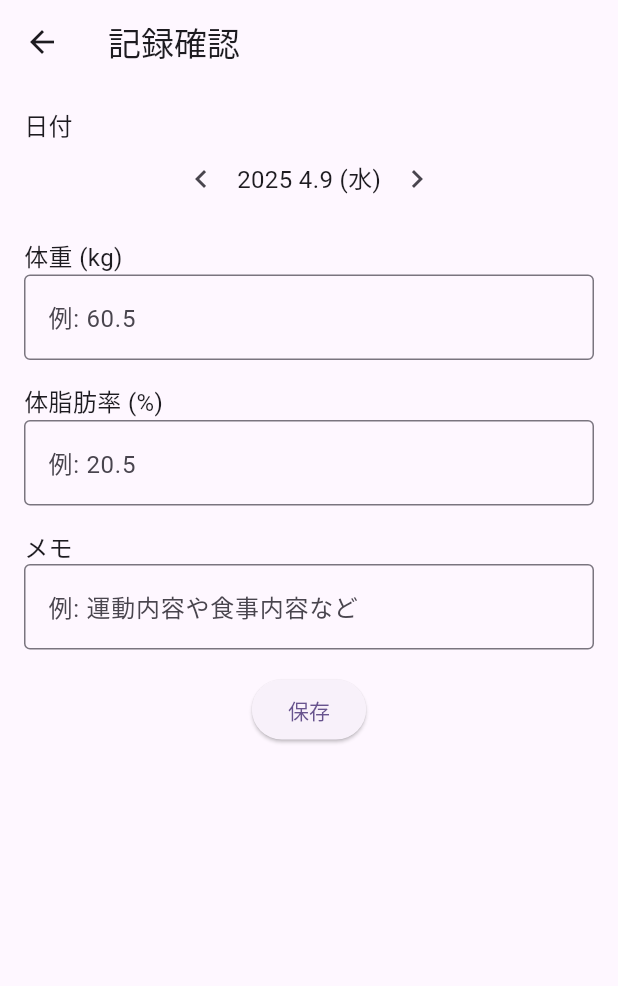
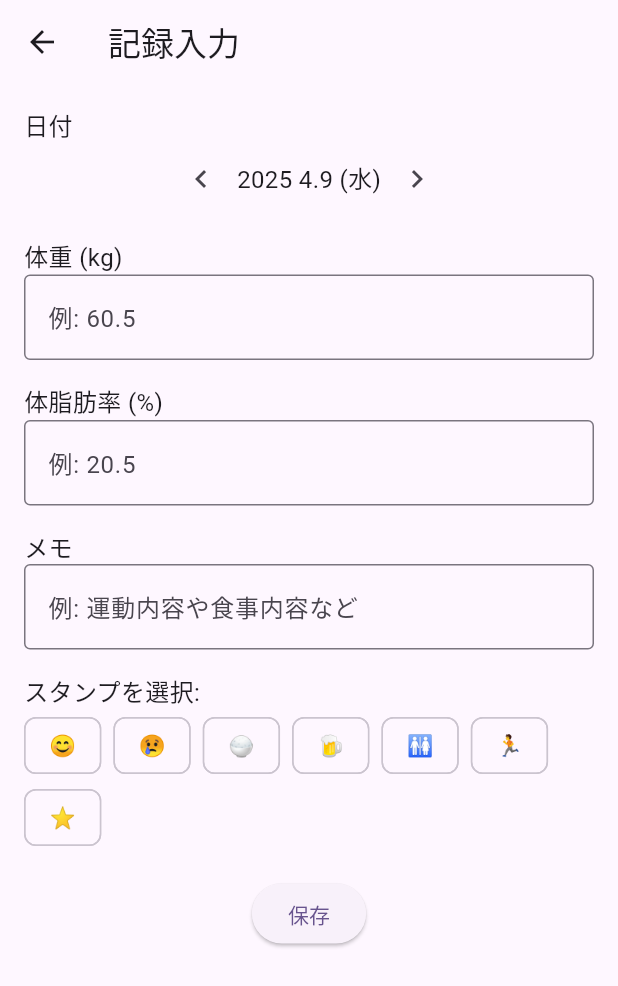
Before and after one commit to Moyuchiiii/Dietapp, a Flutter app: the InputScreen screen opened directly, on a phone screen of 412 x 824 dp. Shown: the top 986 px of the screen. Run offline on Flutter 3.47's test engine with Material 3 defaults, Android fonts, the phone set to English and light mode, and no system bars; our stand-ins replace fl_chart, sqflite, table_calendar; accounts and stored records are empty.

Commit message:
スタンプを設定できるように

```diff
--- a/flutter_dietapp/lib/calendar_screen.dart
+++ b/flutter_dietapp/lib/calendar_screen.dart
@@ -14,11 +14,13 @@ class _CalendarScreenState extends State<CalendarScreen> {
   DateTime _focusedDay = DateTime.now();
   DateTime? _selectedDay;
   Map<String, String> _weightData = {};
+  Map<String, String> _stampData = {}; // スタンプデータを保持するマップ
 
   @override
   void initState() {
     super.initState();
     _loadWeightData();
+    _loadStampData(); // スタンプデータを読み込む
   }
 
   Future<void> _loadWeightData() async {
@@ -30,6 +32,19 @@ class _CalendarScreenState extends State<CalendarScreen> {
       _weightData = {
         for (var record in records)
           record['date'] as String: record['weight'].toString()
+      };
+    });
+  }
+
+  Future<void> _loadStampData() async {
+    final dbHelper = DatabaseHelper();
+    final db = await dbHelper.database;
+    final records = await db.query('daily_stamps'); // スタンプデータを取得するテーブル
+
+    setState(() {
+      _stampData = {
+        for (var record in records)
+          record['date'] as String: record['stamp'].toString()
       };
     });
   }
@@ -107,6 +122,7 @@ class _CalendarScreenState extends State<CalendarScreen> {
                   final formattedDate =
                       '${day.year.toString().padLeft(4, '0')}-${day.month.toString().padLeft(2, '0')}-${day.day.toString().padLeft(2, '0')}';
                   final weight = _weightData[formattedDate];
+                  final stamp = _stampData[formattedDate]; // スタンプデータを取得
                   return Container(
                     alignment: Alignment.topCenter,
                     padding: const EdgeInsets.all(4.0),
@@ -114,9 +130,10 @@ class _CalendarScreenState extends State<CalendarScreen> {
                       border: Border.all(color: Colors.grey, width: 0.5),
                     ),
                     child: Column(
-                      mainAxisAlignment: MainAxisAlignment.spaceBetween,
+                      mainAxisAlignment: MainAxisAlignment.start,
                       children: [
                         Text(day.day.toString(), style: const TextStyle(fontSize: 16)),
+                        if (stamp != null) Text(stamp, style: const TextStyle(fontSize: 16)), // スタンプを表示
                         if (weight != null)
                           Text(
                             '$weight kg',
@@ -130,6 +147,7 @@ class _CalendarScreenState extends State<CalendarScreen> {
                   final formattedDate =
                       '${day.year.toString().padLeft(4, '0')}-${day.month.toString().padLeft(2, '0')}-${day.day.toString().padLeft(2, '0')}';
                   final weight = _weightData[formattedDate];
+                  final stamp = _stampData[formattedDate]; // スタンプデータを取得
                   return Container(
                     alignment: Alignment.topCenter,
                     padding: const EdgeInsets.all(4.0),
@@ -146,6 +164,7 @@ class _CalendarScreenState extends State<CalendarScreen> {
                             fontWeight: FontWeight.bold,
                           ),
                         ),
+                        if (stamp != null) Text(stamp, style: const TextStyle(fontSize: 16)), // スタンプを表示
                         if (weight != null)
                           Text(
                             '$weight kg',
@@ -159,6 +178,7 @@ class _CalendarScreenState extends State<CalendarScreen> {
                   final formattedDate =
                       '${day.year.toString().padLeft(4, '0')}-${day.month.toString().padLeft(2, '0')}-${day.day.toString().padLeft(2, '0')}';
                   final weight = _weightData[formattedDate];
+                  final stamp = _stampData[formattedDate]; // スタンプデータを取得
                   return AnimatedContainer(
                     duration: const Duration(milliseconds: 250),
                     alignment: Alignment.topCenter,
@@ -168,7 +188,7 @@ class _CalendarScreenState extends State<CalendarScreen> {
                       border: Border.all(color: Colors.deepPurple, width: 1.0),
                     ),
                     child: Column(
-                      mainAxisAlignment: MainAxisAlignment.spaceBetween,
+                      mainAxisAlignment: MainAxisAlignment.start,
                       children: [
                         Text(
                           day.day.toString(),
@@ -178,6 +198,7 @@ class _CalendarScreenState extends State<CalendarScreen> {
                             color: Colors.deepPurple,
                           ),
                         ),
+                        if (stamp != null) Text(stamp, style: const TextStyle(fontSize: 16)), // スタンプを表示
                         if (weight != null)
                           Text(
                             '$weight kg',
--- a/flutter_dietapp/lib/input_screen.dart
+++ b/flutter_dietapp/lib/input_screen.dart
@@ -15,6 +15,8 @@ class _InputScreenState extends State<InputScreen> {
   final TextEditingController _memoController = TextEditingController();
   DateTime _selectedDate = DateTime.now();
   int? _recordId; // 既存データのIDを保持
+  final List<String> _stamps = ['😊', '😢', '🍚', '🍺', '🚻', '🏃', '⭐'];
+  String? _selectedStamp; // 選択されたスタンプ
 
   @override
   void initState() {
@@ -63,6 +65,7 @@ class _InputScreenState extends State<InputScreen> {
         _weightController.text = records['weight'].toString(); // 体重を入力
         _bodyFatController.text = records['body_fat'].toString(); // 体脂肪率を入力
         _memoController.text = records['memo'] ?? ''; // メモを入力
+        _selectedStamp = records['stamp']; // スタンプを入力
       });
     } else {
       if (!mounted) return;
@@ -71,6 +74,7 @@ class _InputScreenState extends State<InputScreen> {
         _weightController.clear(); // 体重フィールドをクリア
         _bodyFatController.clear(); // 体脂肪率フィールドをクリア
         _memoController.clear(); // メモフィールドをクリア
+        _selectedStamp = null; // スタンプをリセット
       });
     }
   }
@@ -89,6 +93,7 @@ class _InputScreenState extends State<InputScreen> {
           'body_fat': bodyFat,
           'memo': memo,
           'date': formattedDate, // フォーマット済みの日付を使用
+          'stamp': _selectedStamp, // スタンプを保存
         };
 
         if (_recordId == null) {
@@ -127,9 +132,10 @@ class _InputScreenState extends State<InputScreen> {
   Widget build(BuildContext context) {
     return Scaffold(
       appBar: AppBar(
-        title: const Text('記録確認'),
+        title: const Text('記録入力'),
       ),
-      body: Padding(
+      body: SingleChildScrollView(
+        child: Padding(
           padding: const EdgeInsets.all(16.0),
           child: Column(
             crossAxisAlignment: CrossAxisAlignment.start,
@@ -185,6 +191,22 @@ class _InputScreenState extends State<InputScreen> {
                 ),
               ),
               const SizedBox(height: 16),
+              const Text('スタンプを選択:', style: TextStyle(fontSize: 16)),
+              Wrap(
+                spacing: 8.0,
+                children: _stamps.map((stamp) {
+                  return ChoiceChip(
+                    label: Text(stamp),
+                    selected: _selectedStamp == stamp,
+                    onSelected: (selected) {
+                      setState(() {
+                        _selectedStamp = selected ? stamp : null;
+                      });
+                    },
+                  );
+                }).toList(),
+              ),
+              const SizedBox(height: 16),
               Center(
                 child: ElevatedButton(
                   onPressed: _saveRecord,
@@ -194,6 +216,7 @@ class _InputScreenState extends State<InputScreen> {
             ],
           ),
         ),
+      ),
     );
   }
 }
```
Also changed, not shown: flutter_dietapp/lib/database_helper.dart (+22 -1 lines). Lines whose indentation alone changed are shown as unchanged.
